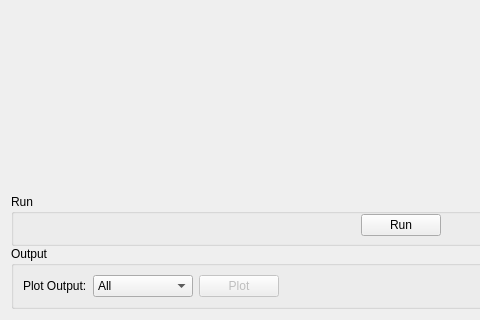
First picture: the form in qt/scientific_interfaces/Indirect/ConvFit.ui, repository yxqd/mantid, before the edit; both pictures show x 0 to 480 and y 414 to 734 of the 801 by 734 pixel window.
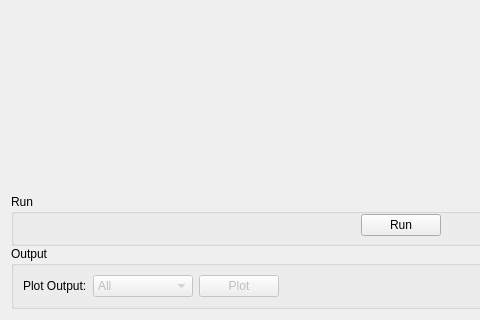
Second picture: the form after the edit. Custom widgets are drawn as their Qt base class.

Commit message: Refs #24111. Release notes

Patch:
```diff
--- a/qt/scientific_interfaces/Indirect/ConvFit.ui
+++ b/qt/scientific_interfaces/Indirect/ConvFit.ui
@@ -151,6 +151,9 @@
              </item>
              <item>
               <widget class="QComboBox" name="cbPlotType">
+               <property name="enabled">
+                <bool>false</bool>
+               </property>
                <property name="sizePolicy">
                 <sizepolicy hsizetype="Preferred" vsizetype="Fixed">
                  <horstretch>0</horstretch>
```
The commit also changes 1 other file.
